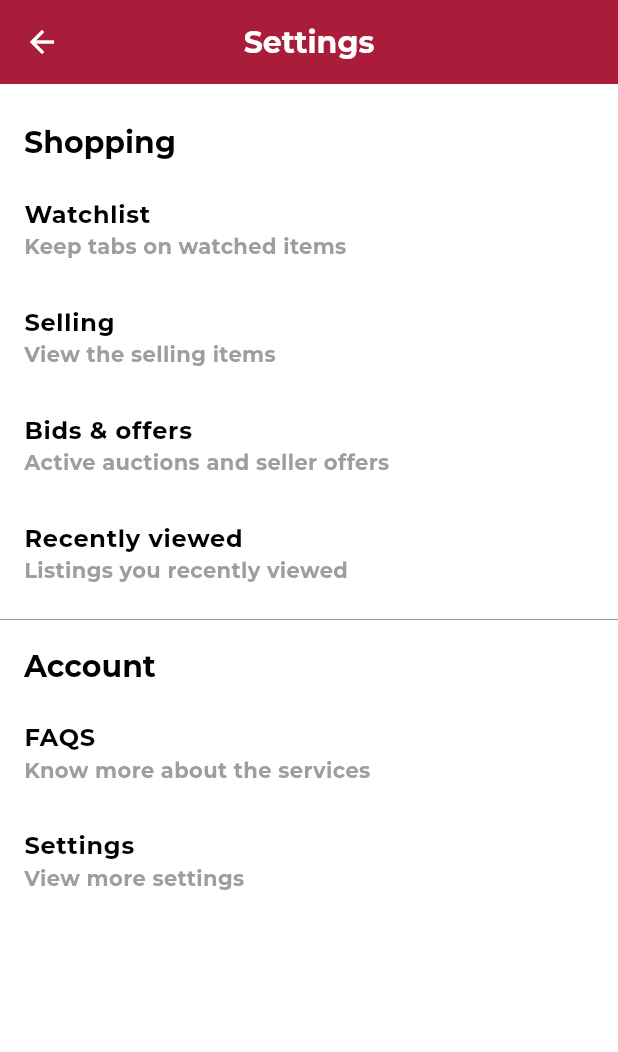
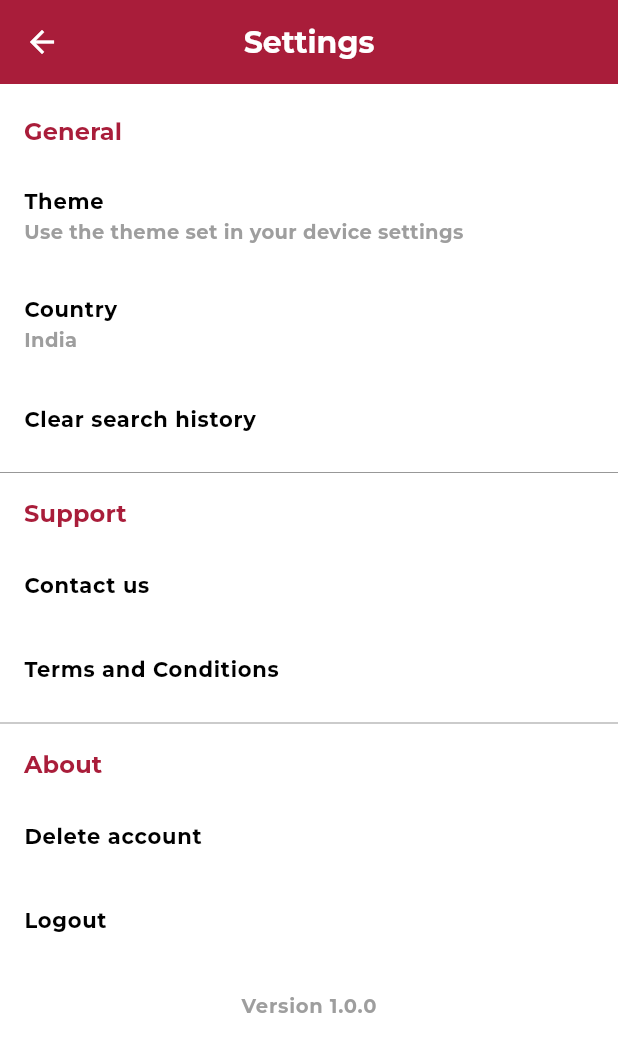
Before and after one commit to AlleTre-E-Commerce-Complex/alletre-flutter, a Flutter app: the SettingsScreen screen opened directly, on a phone screen of 412 x 824 dp. Shown: the top 1052 px of the screen. Run offline on Flutter 3.47's test engine with Material 3 defaults, Android fonts, the phone set to English and light mode, and no system bars; our stand-ins replace carousel_slider, flutter_svg, intl_phone_number_input, package_info_plus, slide_to_act.

Commit message:
change password field style changed and settings page modified

```diff
--- a/lib/view/screens/settings screen/settings_screen.dart
+++ b/lib/view/screens/settings screen/settings_screen.dart
@@ -1,12 +1,18 @@
 import 'package:alletre_app/controller/providers/bottom_navbar_provider.dart';
 import 'package:alletre_app/utils/themes/app_theme.dart';
-import 'package:alletre_app/view/widgets/profile%20widgets/profile_section_title.dart';
 import 'package:alletre_app/view/widgets/settings%20widgets/settings_list_tile.dart';
+import 'package:alletre_app/view/widgets/settings%20widgets/settings_section_title.dart';
 import 'package:flutter/material.dart';
 import 'package:provider/provider.dart';
+import 'package:package_info_plus/package_info_plus.dart';
 
 class SettingsScreen extends StatelessWidget {
   const SettingsScreen({super.key});
+
+  Future<String> _getAppVersion() async {
+    final packageInfo = await PackageInfo.fromPlatform();
+    return 'Version ${packageInfo.version}';
+  }
 
   @override
   Widget build(BuildContext context) {
@@ -23,45 +29,78 @@ class SettingsScreen extends StatelessWidget {
         title: const Text('Settings', style: TextStyle(color: secondaryColor)),
       ),
       body: SingleChildScrollView(
-        padding: const EdgeInsets.only(top: 16),
+        padding: const EdgeInsets.only(top: 12),
         child: Column(
           crossAxisAlignment: CrossAxisAlignment.start,
           children: [
-            const ProfileSectionTitle(title: 'Shopping'),
+            const SettingsSectionTitle(title: 'General'),
             SettingsListTile(
-              title: 'Watchlist',
-              subtitle: 'Keep tabs on watched items',
+              title: 'Theme',
+              subtitle: 'Use the theme set in your device settings',
               onTap: () {},
             ),
             SettingsListTile(
-              title: 'Selling',
-              subtitle: 'View the selling items',
+              title: 'Country',
+              subtitle: 'India',
               onTap: () {},
             ),
             SettingsListTile(
-              title: 'Bids & offers',
-              subtitle: 'Active auctions and seller offers',
+              title: 'Clear search history',
+              onTap: () {},
+            ),
+            Divider(color: dividerColor, thickness: 0.5),
+            const SettingsSectionTitle(title: 'Support'),
+            SettingsListTile(
+              title: 'Contact us',
               onTap: () {},
             ),
             SettingsListTile(
-              title: 'Recently viewed',
-              subtitle: 'Listings you recently viewed',
+              title: 'Terms and Conditions',
               onTap: () {},
             ),
             Divider(color: dividerColor, thickness: 0.5),
-            const ProfileSectionTitle(title: 'Account'),
+            const SettingsSectionTitle(title: 'About'),
             SettingsListTile(
-              title: 'FAQS',
-              subtitle: 'Know more about the services',
-              onTap: () {
+              title: 'Delete account',
+              onTap: () {},
+            ),
+            SettingsListTile(
+              title: 'Logout',
+              onTap: () {},
+            ),
+            const SizedBox(height: 20),
+            FutureBuilder<String>(
+              future: _getAppVersion(),
+              builder: (context, snapshot) {
+                if (snapshot.connectionState == ConnectionState.waiting) {
+                  return const Center(
+                    child: CircularProgressIndicator(),
+                  );
+                } else if (snapshot.hasError) {
+                  return Center(
+                    child: Text(
+                      'Error loading version',
+                      style: Theme.of(context).textTheme.labelSmall!.copyWith(
+                            fontWeight: FontWeight.bold,
+                            fontSize: 16,
+                          ),
+                    ),
+                  );
+                } else {
+                  return Center(
+                    child: Text(
+                      snapshot.data!,
+                      style: Theme.of(context).textTheme.labelSmall!.copyWith(
+                            fontWeight: FontWeight.w600,
+                            color: Colors.grey,
+                            fontSize: 13,
+                          ),
+                    ),
+                  );
+                }
               },
             ),
-            SettingsListTile(
-              title: 'Settings',
-              subtitle: 'View more settings',
-              onTap: () {
-              },
-            ),
+            const SizedBox(height: 10),
           ],
         ),
       ),
--- a/lib/view/widgets/settings widgets/settings_list_tile.dart
+++ b/lib/view/widgets/settings widgets/settings_list_tile.dart
@@ -2,13 +2,13 @@ import 'package:flutter/material.dart';
 
 class SettingsListTile extends StatelessWidget {
   final String title;
-  final String subtitle;
+  final String? subtitle;
   final VoidCallback onTap;
 
   const SettingsListTile({
     super.key,
     required this.title,
-    required this.subtitle,
+    this.subtitle,
     required this.onTap,
   });
 
@@ -17,12 +17,14 @@ class SettingsListTile extends StatelessWidget {
     return ListTile(
       title: Text(
         title,
-        style: const TextStyle(fontSize: 16, fontWeight: FontWeight.w600),
+        style: const TextStyle(fontSize: 14, fontWeight: FontWeight.w600),
       ),
-      subtitle: Text(
-        subtitle,
-        style: const TextStyle(fontSize: 14, color: Colors.grey),
-      ),
+      subtitle: subtitle != null
+          ? Text(
+              subtitle!,
+              style: const TextStyle(fontSize: 13, color: Colors.grey),
+            )
+          : null,
       onTap: onTap,
     );
   }
--- /dev/null
+++ b/lib/view/widgets/settings widgets/settings_section_title.dart
@@ -0,0 +1,21 @@
+import 'package:flutter/material.dart';
+
+class SettingsSectionTitle extends StatelessWidget {
+  final String title;
+
+  const SettingsSectionTitle({
+    super.key,
+    required this.title,
+  });
+
+  @override
+  Widget build(BuildContext context) {
+    return Padding(
+      padding: const EdgeInsets.symmetric(vertical: 8.0, horizontal: 16.0),
+      child: Text(
+        title,
+        style: Theme.of(context).textTheme.titleSmall
+      ),
+    );
+  }
+}
--- a/pubspec.yaml
+++ b/pubspec.yaml
@@ -35,6 +35,7 @@ dependencies:
   carousel_slider: ^5.0.0
   slide_to_act: ^2.0.2
   intl_phone_number_input: ^0.7.4
+  package_info_plus: ^8.1.2
 
   # The following adds the Cupertino Icons font to your application.
   # Use with the CupertinoIcons class for iOS style icons.
```
Also changed, not shown: lib/utils/themes/app_theme.dart (+10 -4 lines), lib/view/widgets/edit profile widgets/custom button widgets/add_phone_button.dart (+20 -15 lines), lib/view/screens/user terms screen/user_terms.dart (added), pubspec.lock, 1 other file.
